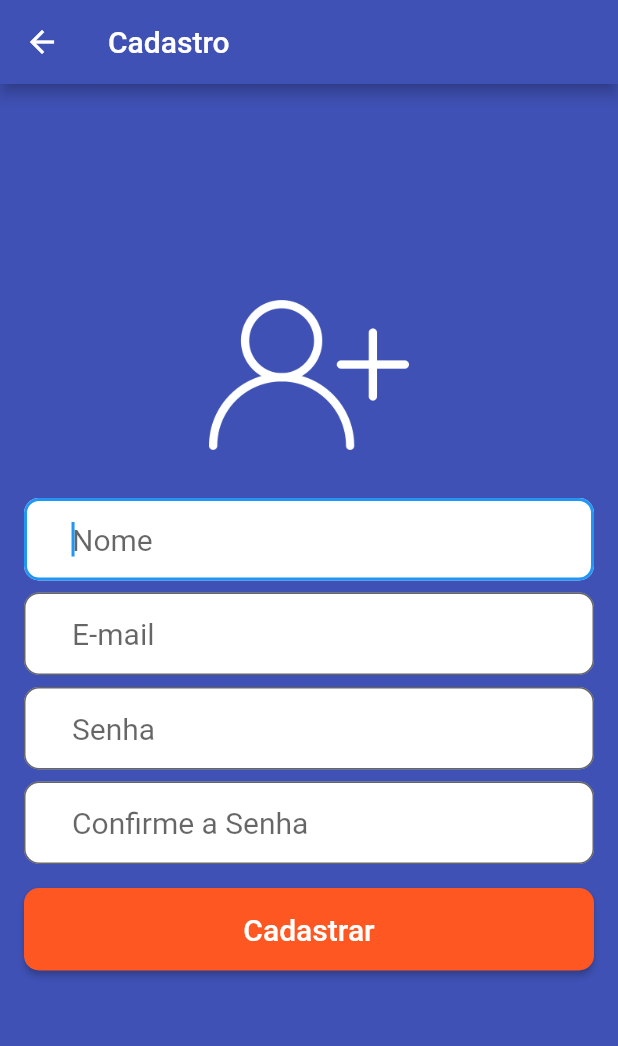
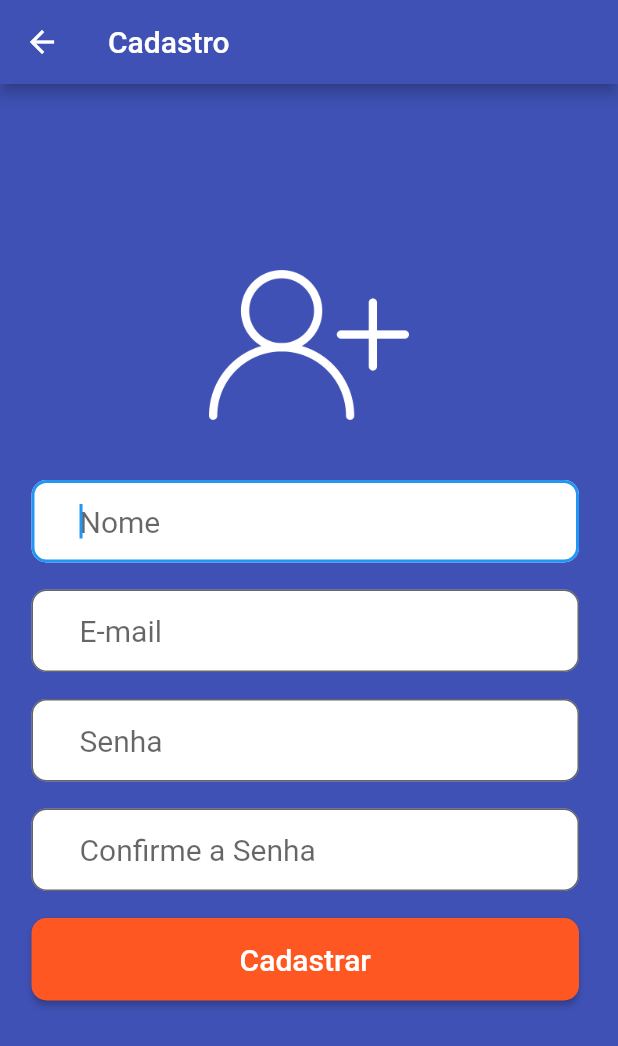
Before and after one commit to Marcos-Vinicius-Sousa/TCC-XChange, a Flutter app: the screen it shows after launch, after a tap on "Não tem conta? Cadastre-se!", on a phone screen of 412 x 824 dp. Shown: the top 1046 px of the screen. Run offline on Flutter 3.47's test engine with Material 2 defaults, Android fonts, the phone set to English and light mode, and no system bars; our stand-ins replace brasil_fields, carousel_pro, cloud_firestore, firebase_auth, firebase_core, firebase_storage and 1 more; missing offline and left inert: validadores; accounts and stored records are empty.

Commit message:
espaçamento dos campos de login e cadastro

```diff
--- a/x_change/lib/Cadastro.dart
+++ b/x_change/lib/Cadastro.dart
@@ -109,7 +109,7 @@ class _CadastroState extends State<Cadastro> {
                         "imagem/usuario.png", width: 100, height: 100),
                   ),
                   Padding(
-                    padding: EdgeInsets.only(bottom: 8),
+                    padding: EdgeInsets.fromLTRB(5,8,10,10),
                     child: TextField(
                       controller: _controllerNome,
                       autofocus: true,
@@ -125,7 +125,7 @@ class _CadastroState extends State<Cadastro> {
                     ),
                   ),
                   Padding(
-                    padding: EdgeInsets.only(bottom: 8),
+                    padding: EdgeInsets.fromLTRB(5,8,10,10),
                     child: TextField(
                       controller: _controllerEmail,
                       keyboardType: TextInputType.emailAddress,
@@ -140,7 +140,7 @@ class _CadastroState extends State<Cadastro> {
                     ),
                   ),
                   Padding(
-                    padding: EdgeInsets.only(bottom: 8),
+                    padding: EdgeInsets.fromLTRB(5,8,10,10),
                     child: TextField(
                       obscureText: true,
                       controller: _controllerSenha,
@@ -155,7 +155,9 @@ class _CadastroState extends State<Cadastro> {
                               borderRadius: BorderRadius.circular(10))),
                     ),
                   ),
-                  TextField(
+                  Padding(
+                      padding: EdgeInsets.fromLTRB(5,8,10,10),
+                      child: TextField(
                         obscureText: true,
                         controller: _controllerConfirmacaoSenha,
                         keyboardType: TextInputType.text,
@@ -167,9 +169,11 @@ class _CadastroState extends State<Cadastro> {
                             fillColor: Colors.white,
                             border: OutlineInputBorder(
                                 borderRadius: BorderRadius.circular(10))),
+                      )
                   ),
+
                   Padding(
-                    padding: EdgeInsets.only(top: 16, bottom: 10),
+                    padding: EdgeInsets.fromLTRB(5,8,10,10),
                     child: RaisedButton(
                       child: Text(
                         "Cadastrar",
--- a/x_change/lib/Login.dart
+++ b/x_change/lib/Login.dart
@@ -117,7 +117,7 @@ class _LoginState extends State<Login> {
                     ),)
                   ),
                   Padding(
-                    padding: EdgeInsets.only(bottom: 8),
+                    padding: EdgeInsets.fromLTRB(5,8,10,10),
                     child: Inputcustomizado(
                       controller: _controllerEmail,
                       hint: "E-mail",
@@ -126,13 +126,16 @@ class _LoginState extends State<Login> {
                     ),
 
                   ),
-                  InputcustomizadoSenha(
-                    controller: _controllerSenha,
-                    hint: "Senha",
-                    obscure: true,
+                  Padding(
+                      padding: EdgeInsets.fromLTRB(5,8,10,10),
+                      child:InputcustomizadoSenha(
+                        controller: _controllerSenha,
+                        hint: "Senha",
+                        obscure: true,
+                      )
                   ),
                   Padding(
-                    padding: EdgeInsets.only(top: 16, bottom: 10),
+                    padding: EdgeInsets.fromLTRB(5,8,10,10),
                     child: BotaoCustomizado(
                       texto: "Entrar",
                       onPressed: () {
@@ -142,30 +145,13 @@ class _LoginState extends State<Login> {
                     ),
                   ),
 
-                  /*Padding(
-                    padding: EdgeInsets.only(top: 16, bottom: 10),
-                    child: RaisedButton(
-                      child: Text(
-                        "Entrar",
-                        style: TextStyle(color: Colors.white, fontSize: 20),
-                      ),
-                      color: Colors.deepOrange,
-                      padding: EdgeInsets.fromLTRB(32, 16, 32, 16),
-                      shape: RoundedRectangleBorder(
-                          borderRadius: BorderRadius.circular(32)
-                      ),
-                      onPressed: (){
-
-                        _validarCampos();
-                      },
-                    ),
-                  ),*/
                   Center(
                     child: GestureDetector(
                       child: Text(
                         "Não tem conta? Cadastre-se!",
                         style: TextStyle(
-                            color: Colors.white
+                            color: Colors.white,
+                            fontSize: 18
                         ),
                       ),
                       onTap: () {
```
Lines whose indentation alone changed are shown as unchanged.
